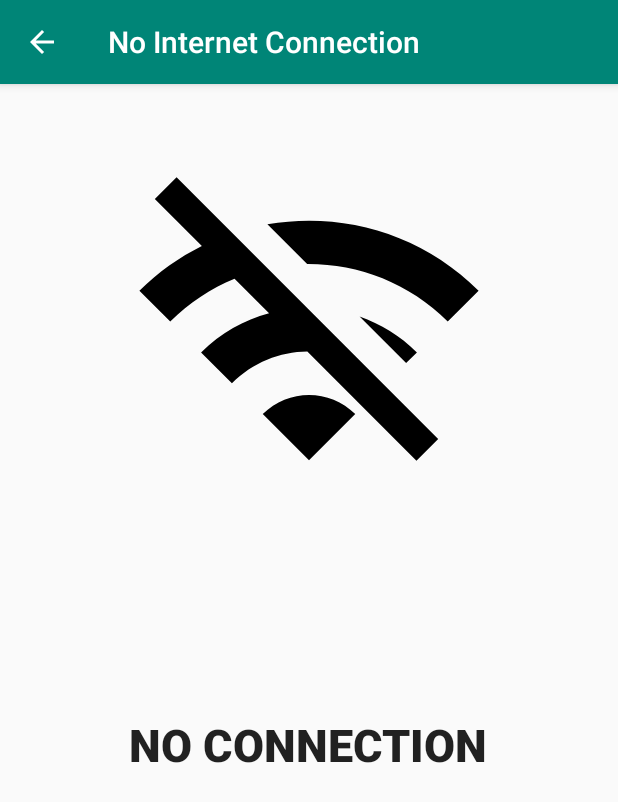
After one commit to jerwest/AD340-Project, an Android app: the NoInternetConnection screen opened directly, with no data from a screen before it, on a phone screen of 412 x 824 dp. The commit adds this screen. Shown: the top 802 px of the screen. Run offline under Robolectric (Android 15) with nearby library versions, the phone set to English and light mode, and no system bars; network calls fail.

Commit message:
this is the complete HW #5 Live Cams assignment

```diff
--- /dev/null
+++ b/app/src/main/java/com/westfall/ad340project/NoInternetConnection.java
@@ -0,0 +1,25 @@
+package com.westfall.ad340project;
+
+import android.support.v7.app.ActionBar;
+import android.support.v7.app.AppCompatActivity;
+import android.os.Bundle;
+import android.support.v7.widget.Toolbar;
+import android.util.Log;
+
+public class NoInternetConnection extends AppCompatActivity {
+
+    private static final String TAG = "No Internet Connection";
+
+
+    @Override
+    protected void onCreate(Bundle savedInstanceState) {
+        Log.i(TAG, "onCreate(Bundle) called");
+        super.onCreate(savedInstanceState);
+        setContentView(R.layout.activity_no_internet_connection);
+
+        Toolbar toolbar = findViewById(R.id.toolbar);
+        setSupportActionBar(toolbar);
+        ActionBar ab = getSupportActionBar();
+        ((ActionBar) ab).setDisplayHomeAsUpEnabled(true);
+    }
+}
--- /dev/null
+++ b/app/src/main/res/drawable/ic_outline_wifi_off_24dp.xml
@@ -0,0 +1,9 @@
+<vector xmlns:android="http://schemas.android.com/apk/res/android"
+    android:width="24dp"
+    android:height="24dp"
+    android:viewportWidth="24"
+    android:viewportHeight="24">
+  <path
+      android:fillColor="#FF000000"
+      android:pathData="M21,11l2,-2c-3.73,-3.73 -8.87,-5.15 -13.7,-4.31l2.58,2.58c3.3,-0.02 6.61,1.22 9.12,3.73zM19,13c-1.08,-1.08 -2.36,-1.85 -3.72,-2.33l3.02,3.02 0.7,-0.69zM9,17l3,3 3,-3c-1.65,-1.66 -4.34,-1.66 -6,0zM3.41,1.64L2,3.05 5.05,6.1C3.59,6.83 2.22,7.79 1,9l2,2c1.23,-1.23 2.65,-2.16 4.17,-2.78l2.24,2.24C7.79,10.89 6.27,11.74 5,13l2,2c1.35,-1.35 3.11,-2.04 4.89,-2.06l7.08,7.08 1.41,-1.41L3.41,1.64z"/>
+</vector>
--- /dev/null
+++ b/app/src/main/res/layout/activity_no_internet_connection.xml
@@ -0,0 +1,42 @@
+<?xml version="1.0" encoding="utf-8"?>
+<android.support.design.widget.CoordinatorLayout xmlns:android="http://schemas.android.com/apk/res/android"
+    xmlns:app="http://schemas.android.com/apk/res-auto"
+    xmlns:tools="http://schemas.android.com/tools"
+    android:layout_width="match_parent"
+    android:layout_height="match_parent"
+    tools:context=".NoInternetConnection"
+    android:orientation="vertical">
+
+    <include
+        android:id="@+id/toolbar"
+        layout="@layout/toolbar" />
+
+    <ImageView
+        android:id="@+id/NoConnectionImage"
+        android:layout_width="match_parent"
+        android:layout_height="249dp"
+        android:layout_marginLeft="0dp"
+        android:layout_marginTop="100dp"
+        android:layout_marginRight="0dp"
+        android:icon="@drawable/ic_outline_wifi_off_24dp"
+        android:padding="1dp"
+        android:textAlignment="center"
+        app:srcCompat="@drawable/ic_outline_wifi_off_24dp" />
+
+
+    <TextView
+        android:id="@+id/NoConnection"
+        android:layout_width="250dp"
+        android:layout_height="100dp"
+        android:layout_gravity="center"
+        android:layout_marginLeft="20dp"
+        android:layout_marginTop="170dp"
+        android:layout_marginRight="20dp"
+        android:fontFamily="sans-serif-black"
+        android:gravity="center"
+        android:text="@string/no_connection"
+        android:textAppearance="@style/TextAppearance.AppCompat.Title"
+        android:textSize="30sp" />
+
+
+</android.support.design.widget.CoordinatorLayout>
--- a/app/src/main/res/values/strings.xml
+++ b/app/src/main/res/values/strings.xml
@@ -4,7 +4,9 @@
     <string name="edit_message">Enter a message</string>
     <string name="button_send">Send</string>
     <string name="button_1_of_4">Zombie Movies</string>
-    <string name="button_2_of_4">Button #2</string>
+    <string name="button_2_of_4">Traffic Cameras</string>
     <string name="button_3_of_4">Button #3</string>
     <string name="button_4_of_4">Button #4</string>
+    <string name="no_connection">NO CONNECTION</string>
+
 </resources>
--- a/build.gradle
+++ b/build.gradle
@@ -8,9 +8,7 @@ buildscript {
     }
     dependencies {
         classpath 'com.android.tools.build:gradle:3.4.1'
-
-        // NOTE: Do not place your application dependencies here; they belong
-        // in the individual module build.gradle files
+        classpath 'com.google.gms:google-services:4.2.0'
     }
 }
 
```
Also changed, not shown: app/build.gradle (+11 -0 lines), app/src/main/AndroidManifest.xml (+49 -27 lines), app/src/main/java/com/westfall/ad340project/MainActivity.java (+7 -2 lines), app/src/main/java/com/westfall/ad340project/TrafficCameraDetails.java (added, +40 -0 lines), app/src/main/java/com/westfall/ad340project/TrafficCamerasPage.java (added, +167 -0 lines), app/src/main/res/layout/activity_traffic_camera_details.xml (added, +30 -0 lines), app/src/main/res/layout/activity_traffic_cameras_page.xml (added, +27 -0 lines), 1 other file.
